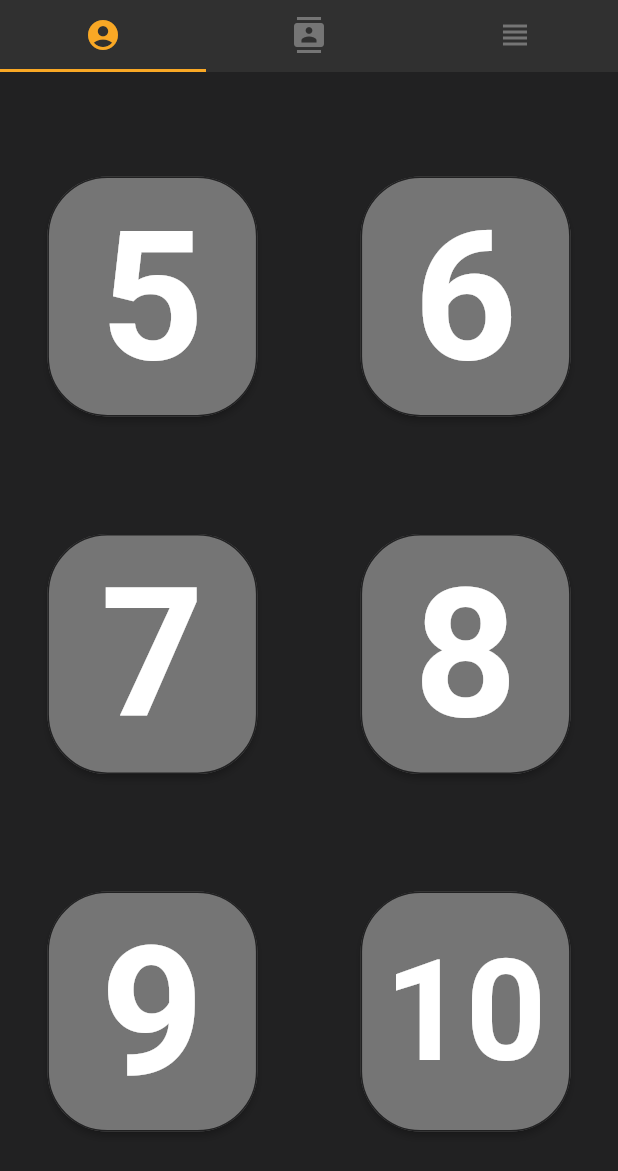
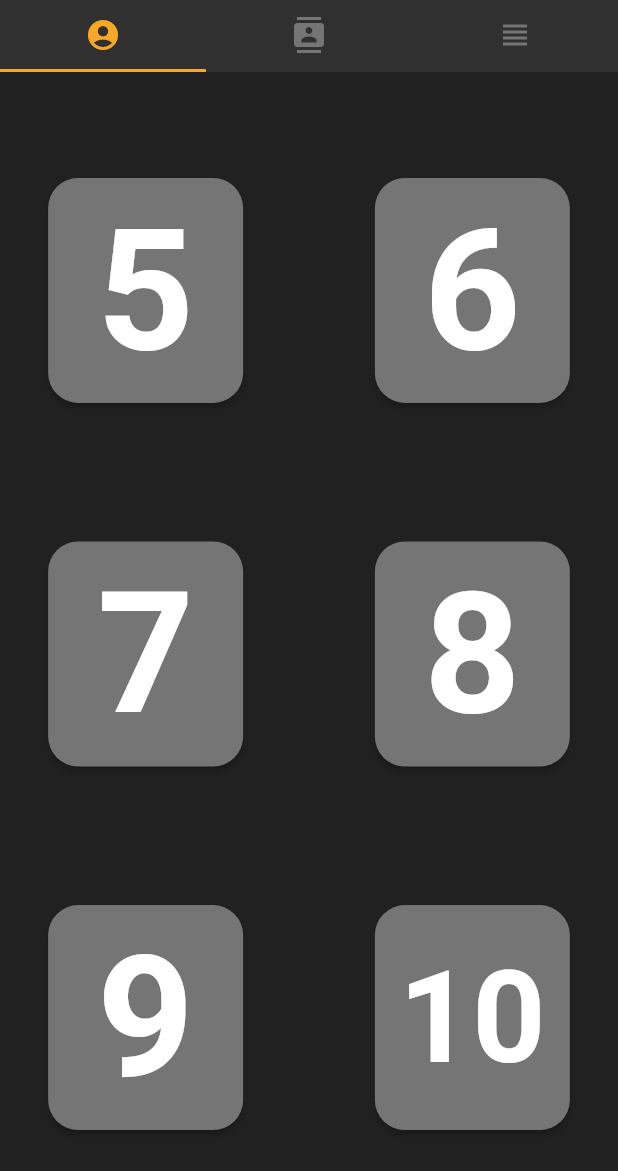
Before and after one commit to DominikIlski/Avalon, a Flutter app: the NewGame screen opened by its route, on a phone screen of 412 x 824 dp. Shown: the top 1171 px of the screen. Run offline on Flutter 3.47's test engine with Material 2 defaults, Android fonts, the phone set to English and light mode, and no system bars; our stand-ins replace flare_flutter; missing offline and left inert: flare_dart, get_ip; Roboto replaces fonts that are missing (Norse).

Commit message:
implemented routers and created new view for ragnarok game

```diff
--- a/lib/Shared/Models/Charakters/Aesirs/Aesir.dart
+++ b/lib/Shared/Models/Charakters/Aesirs/Aesir.dart
@@ -1,6 +1,14 @@
-import '../Charakter.dart';
+import 'dart:math';
 
+import '../charakter.dart';
+///
 class Aesir extends Charakter
 {
-
+  ///
+  Aesir()
+  {
+    var aesirVersion = 1+ Random().nextInt(2);
+    super.assetPath =
+      'lib/shared/Models/charekter_assets/aesir$aesirVersion.jpg';
+  }
 }
--- a/lib/Shared/Models/Charakters/Charakter.dart
+++ b/lib/Shared/Models/Charakters/Charakter.dart
@@ -1,4 +1,9 @@
+
+/// Base class of charakter structure
 abstract class Charakter
 {
+  /// path of the asset representing charakter
+  String assetPath;
+  ///
 
 }
--- a/lib/Shared/widgets/main_button.dart
+++ b/lib/Shared/widgets/main_button.dart
@@ -18,7 +18,7 @@ class _MainButtonState extends State<MainButton> {
   Widget build(BuildContext context) {
     return Container(
       child: RaisedButton(
-          color: Color(0xff212122),
+          color: Theme.of(context).primaryColor,
           child: FittedBox(
               fit: BoxFit.fitWidth,
               child: Container(
--- /dev/null
+++ b/lib/pages/new_game/charakters_selections.dart
@@ -0,0 +1,24 @@
+import 'package:flutter/material.dart';
+
+///
+class CharakterSelection extends StatefulWidget {
+  @override
+  _CharakterSelectionState createState() => _CharakterSelectionState();
+}
+
+class _CharakterSelectionState extends State<CharakterSelection> {
+  @override
+  Widget build(BuildContext context) {
+    return Container(
+      color: Theme.of(context).primaryColor,
+      child: Container(
+      margin: /*EdgeInsets.only(top: 50, bottom: 50, left: 50, right: 50)*/
+          EdgeInsets.all(50),
+      decoration: BoxDecoration(
+        borderRadius: BorderRadius.circular(20),
+        color: Theme.of(context).primaryColorLight,
+      ),
+    ),
+    );
+  }
+}
--- a/lib/pages/new_game/new_game.dart
+++ b/lib/pages/new_game/new_game.dart
@@ -1,6 +1,7 @@
 import 'package:flutter/material.dart';
 
 import '../../shared/Models/Charakters/Charakter.dart';
+import 'charakters_selections.dart';
 import 'player_count.dart';
 
 ///
@@ -49,7 +50,7 @@ class _NewGameState extends State<NewGame> {
           appBar: TabBar(
 
             labelColor: Theme.of(context).accentColor,
-            unselectedLabelColor: Color(0xff757575),
+            unselectedLabelColor: Theme.of(context).primaryColorLight,
             tabs: [
             SafeArea(
                 child: Tab(
@@ -65,7 +66,7 @@ class _NewGameState extends State<NewGame> {
             )),
           ]),
           body: TabBarView(children: [PlayerCount(playerTester),
-           Text("$_playersCount"), Text("$_playersCount")]),
+           CharakterSelection(), Text("$_playersCount")]),
         ));
   }
 }
--- a/lib/pages/new_game/player_count.dart
+++ b/lib/pages/new_game/player_count.dart
@@ -1,55 +1,42 @@
-import 'package:avalon/shared/Models/Charakters/Charakter.dart';
 import 'package:flutter/material.dart';
 
 ///
-class PlayerCount extends StatefulWidget {
-  Function(int) charakters;
+class PlayerCount extends StatelessWidget {
+  ///
+  final Function(int) _charaktersCountChange;
 
-  PlayerCount(this.charakters);
-
-  @override
-  _PlayerCountState createState() => _PlayerCountState();
-}
-
-class _PlayerCountState extends State<PlayerCount> {
-  final myController = TextEditingController();
-
-  @override
-  void dispose() {
-    // Clean up the controller when the widget is disposed.
-    myController.dispose();
-    super.dispose();
-  }
+  ///
+  PlayerCount(this._charaktersCountChange);
 
   @override
   Widget build(BuildContext context) {
     return Container(
-      color: Color(0xff212122),
+      color: Theme.of(context).primaryColor,
       child: Stack(
         fit: StackFit.passthrough,
         children: <Widget>[
           Align(
-            child: PlayerCountRect(5),
+            child: _PlayerCountRect(5, _charaktersCountChange),
             alignment: Alignment(-0.90, -0.80),
           ),
           Align(
-            child: PlayerCountRect(6),
+            child: _PlayerCountRect(6, _charaktersCountChange),
             alignment: Alignment(0.90, -0.80),
           ),
           Align(
-            child: PlayerCountRect(7),
+            child: _PlayerCountRect(7, _charaktersCountChange),
             alignment: Alignment(-0.90, 0),
           ),
           Align(
-            child: PlayerCountRect(8),
+            child: _PlayerCountRect(8, _charaktersCountChange),
             alignment: Alignment(0.90, 0),
           ),
           Align(
-            child: PlayerCountRect(9),
+            child: _PlayerCountRect(9, _charaktersCountChange),
             alignment: Alignment(-0.90, 0.80),
           ),
           Align(
-            child: PlayerCountRect(10),
+            child: _PlayerCountRect(10, _charaktersCountChange),
             alignment: Alignment(0.90, 0.80),
           ),
         ],
@@ -58,54 +45,38 @@ class _PlayerCountState extends State<PlayerCount> {
   }
 }
 
-class PlayerCountRect extends StatelessWidget {
+///
+class _PlayerCountRect extends StatelessWidget {
   ///
   final int playerCount;
+  Function(int) charaktersCountChange;
 
   ///
-  PlayerCountRect(this.playerCount);
+  _PlayerCountRect(this.playerCount, this.charaktersCountChange);
 
   @override
   Widget build(BuildContext context) {
     return Wrap(
       children: <Widget>[
         Container(
-          width: 180,
-          height: 180,
-
+          width: 170,
+          height: 170,
           padding: EdgeInsets.only(top: 10, right: 20, left: 20, bottom: 10),
-          /*decoration: BoxDecoration(
-            color: Colors.green,
-            borderRadius: BorderRadius.all(Radius.circular(20)),
-            shape: BoxShape.rectangle,
-          ),
-          child: FittedBox(
-              fit: BoxFit.contain,
-              child: Container(
-                margin: EdgeInsets.only(top: 10, bottom: 10),
-                child: Text(
-                  "$playerCount",
-                  style: Theme.of(context).textTheme.bodyText1,
-                ),
-              )
-              ),*/
           child: RaisedButton(
-
-            color: Color(0xff757575),
+              color: Theme.of(context).primaryColorLight,
+              shape: RoundedRectangleBorder(
+                  borderRadius: BorderRadius.circular(20)),
               child: FittedBox(
-
                   fit: BoxFit.contain,
                   child: Container(
                     margin: EdgeInsets.only(top: 10, bottom: 10),
                     child: Text(
                       "$playerCount",
-                      /*style: Theme.of(context).textTheme.bodyText1,*/
-                      style: TextStyle(fontSize: 125,
-                       fontWeight: FontWeight.bold),
+                      style:
+                          TextStyle(fontSize: 125, fontWeight: FontWeight.bold),
                     ),
                   )),
-              onPressed: () => print('')
-              ),
+              onPressed: () => charaktersCountChange(playerCount)),
         )
       ],
     );
--- a/lib/themes/app_theme.dart
+++ b/lib/themes/app_theme.dart
@@ -1,11 +1,12 @@
-import 'package:avalon/themes/text_themes.dart';
 import 'package:flutter/material.dart';
 
 import 'button_themes.dart';
+import 'text_themes.dart';
 
 
+///
 class AppTheme {
-
+///
 static ThemeData appTheme(BuildContext context) =>
 
 ThemeData(
@@ -13,6 +14,7 @@ ThemeData(
         brightness: Brightness.dark,
         primaryColor: Color(0xff212122),
         accentColor: Color(0xffF9A825),
+        primaryColorLight: Color(0xff757575),
         fontFamily: 'Norse',
         buttonTheme: ButtonThemes.mainButtonTheme(context),
         textTheme: TextThemes.textThemes(),
--- a/pubspec.yaml
+++ b/pubspec.yaml
@@ -37,6 +37,7 @@ dependencies:
   flare_flutter: 2.0.3
   english_words: ^3.1.5
   mongo_dart: 0.4.0
+  flutter_swiper: 1.1.6
 
 dev_dependencies:
   flutter_test:
```
Also changed, not shown: lib/Shared/Models/charekter_assets/aesir1.jpg (added), lib/Shared/Models/charekter_assets/aesir2.jpg (added), lib/Shared/Models/charekter_assets/aesir3.jpg (added), pubspec.lock.
